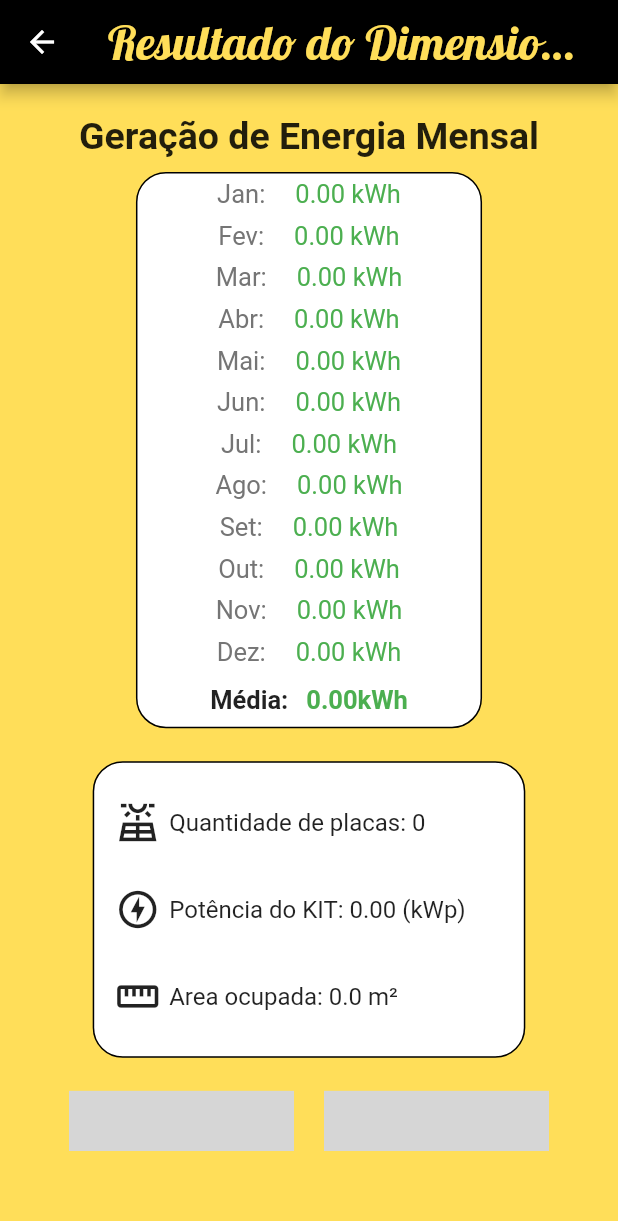
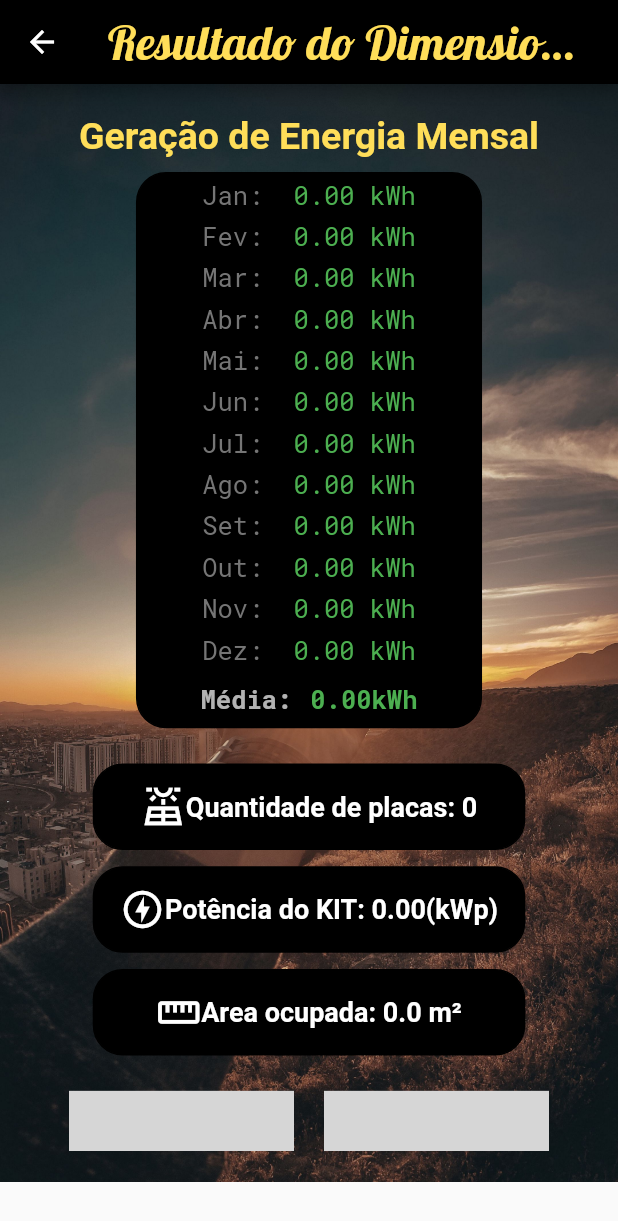
Before and after one commit to jameshirxlehor/sunLight, a Flutter app: the ResultadoDimensionamento screen opened directly with empty values, on a phone screen of 412 x 824 dp. Shown: the top 1221 px of the screen. Run offline on Flutter 3.47's test engine with Material 3 defaults, Android fonts, the phone set to English and light mode, and no system bars; our stand-ins replace card_swiper, google_fonts, icons_plus, sqflite; missing offline and left inert: easy_loading_button; accounts and stored records are empty; grey boxes are pictures that could not be loaded.

Commit message:
Alterado imagens de fundo das telas, com isso alterado tambem as cores de botoes e textos

```diff
--- a/lib/pages/novoDimensionamento.dart
+++ b/lib/pages/novoDimensionamento.dart
@@ -60,7 +60,7 @@ class _NovoDimensionamentoState extends State<NovoDimensionamento> {
           padding: const EdgeInsets.only(left: 8.0, right: 8.0),
           child: Text(
             tituloText,
-            style: TextStyle(fontSize: fontSize, fontWeight: FontWeight.w700),
+            style: TextStyle(fontSize: fontSize, fontWeight: FontWeight.w700, color: Color.fromARGB(255, 255, 222, 89)),
           ),
         ),
       ],
@@ -618,7 +618,9 @@ class _NovoDimensionamentoState extends State<NovoDimensionamento> {
         ),
         backgroundColor: Colors.black,
       ),
-      body: Padding(
+      body: Container(
+        decoration: const BoxDecoration(image: DecorationImage(image: AssetImage('assets/image/pordosol_preto.jpg'), fit: BoxFit.cover)),
+        child: Padding(
           padding: EdgeInsets.only(left: _getLargura(), right: _getLargura()),
           child: SingleChildScrollView(
             child: Form(
@@ -688,7 +690,7 @@ class _NovoDimensionamentoState extends State<NovoDimensionamento> {
                         idleStateWidget: const Text(
                           'Calcular',
                           style: TextStyle(
-                            color: Colors.white,
+                              color: Colors.black,
                               fontSize: 20,
                               fontWeight: FontWeight.w700),
                         ),
@@ -696,7 +698,7 @@ class _NovoDimensionamentoState extends State<NovoDimensionamento> {
                         loadingStateWidget: const CircularProgressIndicator(
                           strokeWidth: 3.0,
                           valueColor: AlwaysStoppedAnimation<Color>(
-                          Colors.white,
+                            Colors.black,
                           ),
                         ),
                         // Animar ou não a largura do botão. O padrão é `true`.
@@ -720,7 +722,7 @@ class _NovoDimensionamentoState extends State<NovoDimensionamento> {
                         // Para [EasyButtonType.elevated]: Esta será a cor de fundo.
                         // Para [EasyButtonType.outlined]: Esta será a cor da borda.
                         // Para [EasyButtonType.text]: Esta será a cor do texto.
-                      buttonColor: Colors.black,
+                        buttonColor: Color.fromARGB(255, 255, 222, 89),
                         onPressed: _clickCalcular,
                       ),
                     ],
@@ -731,6 +733,7 @@ class _NovoDimensionamentoState extends State<NovoDimensionamento> {
             ),
           ),
         ),
+      ),
     );
   }
 }
--- a/lib/pages/resultadoDimensionamento.dart
+++ b/lib/pages/resultadoDimensionamento.dart
@@ -90,6 +90,7 @@ class _ResultadoDimensionamentoState extends State<ResultadoDimensionamento> {
     }
   }
 
+
   _getRowCadaMes(
     String mes,
     double? consumoMensal,
@@ -107,8 +108,9 @@ class _ResultadoDimensionamentoState extends State<ResultadoDimensionamento> {
               children: [
                 Text(
                   "$mes:",
-                  style: TextStyle(color: Colors.grey[600], fontSize: 17),
+                  style: GoogleFonts.robotoMono(color: Colors.grey[600], fontSize: 17, fontWeight: FontWeight.w400),
                 ),
+
               ],
             ),
             const SizedBox(
@@ -120,7 +122,7 @@ class _ResultadoDimensionamentoState extends State<ResultadoDimensionamento> {
                 Text(
                   '${resultado(consumoMensal)} kWh',
 
-                  style: TextStyle(color: Colors.green, fontSize: 17),
+                  style: GoogleFonts.robotoMono(color: Colors.green, fontSize: 17,fontWeight: FontWeight.w400  ),
                 ),
               ],
             ),
@@ -153,16 +155,16 @@ class _ResultadoDimensionamentoState extends State<ResultadoDimensionamento> {
         child: Row(
           mainAxisAlignment: MainAxisAlignment.center,
           children: [
-            const Text(
+             Text(
               'Média:',
-              style: TextStyle(fontWeight: FontWeight.bold, fontSize: 17),
+              style: GoogleFonts.robotoMono(fontWeight: FontWeight.bold, fontSize: 17, color: Colors.white70),
             ),
             const SizedBox(
               width: 12,
             ),
             Text(
               '${_resultadoMedia(produtototal).toStringAsFixed(2)}kWh',
-              style: const TextStyle(
+              style: GoogleFonts.robotoMono(
                   color: Colors.green,
                   fontWeight: FontWeight.bold,
                   fontSize: 17),
@@ -180,7 +182,7 @@ class _ResultadoDimensionamentoState extends State<ResultadoDimensionamento> {
         width: largura * 0.56,
         height: altura * 0.45,
         decoration: BoxDecoration(
-            color: Colors.white,
+            color: Colors.black,
             border: Border.all(width: 1),
             borderRadius: BorderRadius.circular(20)),
         child: Column(
@@ -216,64 +218,47 @@ class _ResultadoDimensionamentoState extends State<ResultadoDimensionamento> {
     );
   }
 
+  _getDadosContainer(String text, IconData icons, double altura, double largura){
+    return Container(
+      width: largura * 0.7,
+      height: altura * 0.07,
+      decoration: BoxDecoration(
+        color: Colors.black,
+        border: Border.all(width: 1),
+        borderRadius: BorderRadius.circular(20),
+      ),
+      child: Padding(
+        padding: const EdgeInsets.all(8.0),
+        child: Row(
+          mainAxisAlignment: MainAxisAlignment.center,
+          children: [
+             Icon(icons, size: 30, color:  Colors.white,),
+            Text(
+              text, style: TextStyle(fontSize: 18, fontWeight: FontWeight.w700,color: Colors.white),) ,
+          ],
+        ),
+      ),
+    );
+  }
+
+
   _getCaixaResultados(double sugestaoModulos, double potenciakit, double area,
       double altura, double largura) {
     return Padding(
       padding: const EdgeInsets.all(22.0),
-      child: Container(
+      child: SizedBox(
         width: largura * 0.7,
         height: altura * 0.24,
-        decoration: BoxDecoration(
-          color: Colors.white,
-          border: Border.all(width: 1),
-          borderRadius: BorderRadius.circular(20),
-        ),
+
         child: Column(
           mainAxisAlignment: MainAxisAlignment.center,
           children: [
-            Padding(
-              padding: const EdgeInsets.all(8.0),
-              child: Row(
-                mainAxisAlignment: MainAxisAlignment.start
-                ,
-                children: [
-                  const Padding(
-                    padding: EdgeInsets.all(6.0),
-                    child: Icon(Icons.solar_power_outlined, size: 30,)
-                  ),
-                  Text(
-                      "Quantidade de placas: ${sugestaoModulos.ceil().toStringAsFixed(0)} ", style: TextStyle(fontSize: 16),) ,
-                ],
-              ),
-            ),
-            Padding(
-              padding: const EdgeInsets.all(8.0),
-              child: Row(
-                mainAxisAlignment: MainAxisAlignment.start,
-                children: [
+            _getDadosContainer("Quantidade de placas: ${sugestaoModulos.ceil().toStringAsFixed(0)}", Icons.solar_power_outlined, altura, largura),
+            SizedBox(height: altura * 0.01309,),
+            _getDadosContainer("Potência do KIT: ${potenciakit.toStringAsFixed(2)}(kWp)", Icons.offline_bolt_outlined, altura, largura),
+            SizedBox(height: altura * 0.01309,),
+            _getDadosContainer("Area ocupada: ${area.toStringAsFixed(1)} m²", Icons.straighten_outlined, altura, largura),
 
-                  const Padding(
-                    padding: EdgeInsets.all(6.0),
-                    child: Icon(Icons.offline_bolt_outlined, size: 30,)
-                  ),
-                  Text(
-                      "Potência do KIT: ${potenciakit.toStringAsFixed(2)} (kWp)", style: TextStyle(fontSize: 16),),
-                ],
-              ),
-            ),
-            Padding(
-              padding: const EdgeInsets.all(8.0),
-              child: Row(
-                mainAxisAlignment: MainAxisAlignment.start,
-                children: [
-                  const Padding(
-                    padding: EdgeInsets.all(6.0),
-                    child: Icon(Icons.straighten_outlined, size: 30,)
-                  ),
-                  Text("Area ocupada: ${area.toStringAsFixed(1)} m²", style: TextStyle(fontSize: 16),),
-                ],
-              ),
-            ),
           ],
         ),
       ),
@@ -297,10 +282,7 @@ class _ResultadoDimensionamentoState extends State<ResultadoDimensionamento> {
       return altura * 0.025;
     }
 
-
-
     return Scaffold(
-      backgroundColor: const Color.fromARGB(255, 255, 222, 89),
       appBar: AppBar(
         title: Text(
           'Resultado do Dimensionamento',
@@ -310,14 +292,16 @@ class _ResultadoDimensionamentoState extends State<ResultadoDimensionamento> {
         ),
         backgroundColor: Colors.black,
       ),
-      body: SingleChildScrollView(
+      body: Container(
+        decoration: const BoxDecoration(image: DecorationImage(image: AssetImage('assets/image/mao_pordool.jpg'), fit: BoxFit.cover)),
+        child: SingleChildScrollView(
           child: Padding(
             padding: EdgeInsets.all(_getESpacamentoLadosDinamica()), //22.0
             child: Column(
               children: [
                 const Text(
                   'Geração de Energia Mensal',
-                style: TextStyle(fontSize: 25.0, fontWeight: FontWeight.w700),
+                  style: TextStyle(fontSize: 25.0, fontWeight: FontWeight.w700,color: Color.fromARGB(255, 255, 222, 89)),
                 ),
                 SizedBox(
                   height: altura * 0.011,
@@ -334,7 +318,7 @@ class _ResultadoDimensionamentoState extends State<ResultadoDimensionamento> {
                       idleStateWidget: const Text(
                         'Sair',
                         style: TextStyle(
-                          color: Colors.white,
+                            color: Colors.black,
                             fontSize: 20,
                             fontWeight: FontWeight.w700),
                       ),
@@ -342,7 +326,7 @@ class _ResultadoDimensionamentoState extends State<ResultadoDimensionamento> {
                       loadingStateWidget: const CircularProgressIndicator(
                         strokeWidth: 3.0,
                         valueColor: AlwaysStoppedAnimation<Color>(
-                        Colors.white,
+                          Colors.black,
                         ),
                       ),
                       // Animar ou não a largura do botão. O padrão é `true`.
@@ -366,7 +350,7 @@ class _ResultadoDimensionamentoState extends State<ResultadoDimensionamento> {
                       // Para [EasyButtonType.elevated]: Esta será a cor de fundo.
                       // Para [EasyButtonType.outlined]: Esta será a cor da borda.
                       // Para [EasyButtonType.text]: Esta será a cor do texto.
-                    buttonColor: Colors.black,
+                      buttonColor: Color.fromARGB(255, 255, 222, 89),
                       onPressed: () {
                         Navigator.pop(context);
                         Navigator.pop(context);
@@ -379,7 +363,7 @@ class _ResultadoDimensionamentoState extends State<ResultadoDimensionamento> {
                       idleStateWidget: const Text(
                         'Salvar',
                         style: TextStyle(
-                          color: Colors.white,
+                            color: Colors.black,
                             fontSize: 20,
                             fontWeight: FontWeight.w700),
                       ),
@@ -387,7 +371,7 @@ class _ResultadoDimensionamentoState extends State<ResultadoDimensionamento> {
                       loadingStateWidget: const CircularProgressIndicator(
                         strokeWidth: 3.0,
                         valueColor: AlwaysStoppedAnimation<Color>(
-                        Colors.white,
+                          Colors.black,
                         ),
                       ),
                       // Animar ou não a largura do botão. O padrão é `true`.
@@ -411,7 +395,7 @@ class _ResultadoDimensionamentoState extends State<ResultadoDimensionamento> {
                       // Para [EasyButtonType.elevated]: Esta será a cor de fundo.
                       // Para [EasyButtonType.outlined]: Esta será a cor da borda.
                       // Para [EasyButtonType.text]: Esta será a cor do texto.
-                    buttonColor: Colors.black,
+                      buttonColor:  Color.fromARGB(255, 255, 222, 89),
                       onPressed: _clickSalvar,
                     ),
                   ],
@@ -420,6 +404,7 @@ class _ResultadoDimensionamentoState extends State<ResultadoDimensionamento> {
             ),
           ),
         ),
+      ),
     );
   }
 }
--- a/lib/pages/sobreDesenvolvedores.dart
+++ b/lib/pages/sobreDesenvolvedores.dart
@@ -33,7 +33,7 @@ class SobreDesenvolvedores extends StatelessWidget {
                     image: DecorationImage(image: imageUrl, fit: BoxFit.cover),
                     borderRadius: const BorderRadius.all(Radius.circular(75.0)),
                     boxShadow: const [
-                      BoxShadow(blurRadius: 7.0, color: Colors.grey)
+                      BoxShadow(blurRadius: 1.0, color: Colors.grey)
                     ]),
               ),
               const SizedBox(
@@ -151,10 +151,6 @@ class SobreDesenvolvedores extends StatelessWidget {
       return largura * 0.03;
     }
 
-    // decoration: const BoxDecoration(
-    //     image: DecorationImage(
-    //         image: AssetImage('assets/image/paisagem.png'),
-    //         fit: BoxFit.cover)),
 
     return Scaffold(
       appBar: AppBar(
--- a/lib/widgets/styledSwitch.dart
+++ b/lib/widgets/styledSwitch.dart
@@ -40,14 +40,14 @@ class _StyledSwitchState extends State<StyledSwitch> {
         curve: Curves.easeOut,
         decoration: BoxDecoration(
           borderRadius: BorderRadius.circular(50),
-          color: isToggled ? Colors.white: Colors.black,
+          color: Colors.white,
         ),
         child: Container(
           width: size - innerPadding * 2,
           height: size - innerPadding * 2,
           decoration: BoxDecoration(
             borderRadius: BorderRadius.circular(100),
-            color: isToggled ? Colors.black: Colors.white,
+            color:  Colors.black,
           ),
         ),
       ),
```
Also changed, not shown: lib/pages/dimensionamentosRealizados.dart (+25 -13 lines), assets/image/mao_pordool.jpg (added), assets/image/pordosol_preto.jpg (added), assets/image/pordosol_pretoamarelo.jpg (added), assets/image/pordosol_pretomeio.jpg (added), 1 other file. Lines whose indentation alone changed are shown as unchanged.
